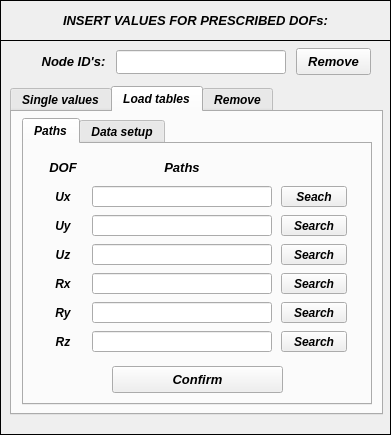
This is pulse/uix/user_input/ui/Model/Setup/Structural/dofInput.ui in open-pulse/OpenPulse as Qt 5 draws it before an edit. The edited form follows.
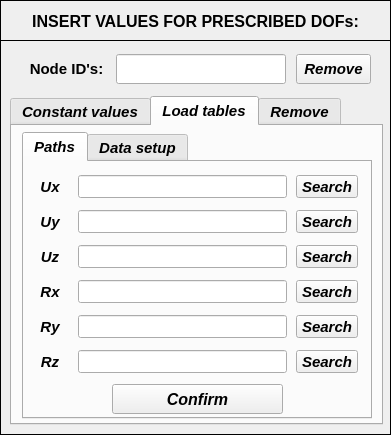
This is the edited form. The open tabs and pages were chosen to show the change. Icons and pictures are not drawn.

What changed in the file:
```diff
--- a/pulse/uix/user_input/ui/Model/Setup/Structural/dofInput.ui
+++ b/pulse/uix/user_input/ui/Model/Setup/Structural/dofInput.ui
@@ -92,17 +92,17 @@
      <property name="geometry">
       <rect>
        <x>10</x>
-       <y>12</y>
+       <y>8</y>
        <width>371</width>
-       <height>16</height>
+       <height>26</height>
       </rect>
      </property>
      <property name="font">
       <font>
        <family>Arial</family>
-       <pointsize>10</pointsize>
+       <pointsize>12</pointsize>
        <weight>75</weight>
-       <italic>true</italic>
+       <italic>false</italic>
        <bold>true</bold>
       </font>
      </property>
@@ -144,42 +144,11 @@
     <property name="frameShadow">
      <enum>QFrame::Plain</enum>
     </property>
-    <widget class="QWidget" name="verticalLayoutWidget">
-     <property name="geometry">
-      <rect>
-       <x>34</x>
-       <y>10</y>
-       <width>79</width>
-       <height>23</height>
-      </rect>
-     </property>
-     <layout class="QVBoxLayout" name="verticalLayout">
-      <item>
-       <widget class="QLabel" name="label_2">
-        <property name="font">
-         <font>
-          <family>Arial</family>
-          <pointsize>10</pointsize>
-          <weight>75</weight>
-          <italic>true</italic>
-          <bold>true</bold>
-         </font>
-        </property>
-        <property name="text">
-         <string>Node ID's:</string>
-        </property>
-        <property name="alignment">
-         <set>Qt::AlignCenter</set>
-        </property>
-       </widget>
-      </item>
-     </layout>
-    </widget>
     <widget class="QTabWidget" name="tabWidget_prescribed_dofs">
      <property name="geometry">
       <rect>
        <x>10</x>
-       <y>46</y>
+       <y>56</y>
        <width>373</width>
        <height>329</height>
       </rect>
@@ -187,7 +156,7 @@
      <property name="font">
       <font>
        <family>Arial</family>
-       <pointsize>9</pointsize>
+       <pointsize>11</pointsize>
        <weight>75</weight>
        <italic>true</italic>
        <bold>true</bold>
@@ -198,7 +167,7 @@
      </property>
      <widget class="QWidget" name="tab_single_values">
       <attribute name="title">
-       <string>Single values</string>
+       <string>Constant values</string>
       </attribute>
       <widget class="QWidget" name="gridLayoutWidget">
        <property name="geometry">
@@ -844,7 +813,7 @@
        <property name="font">
         <font>
          <family>Arial</family>
-         <pointsize>9</pointsize>
+         <pointsize>11</pointsize>
          <weight>75</weight>
          <italic>true</italic>
          <bold>true</bold>
@@ -860,10 +829,10 @@
         <widget class="QWidget" name="gridLayoutWidget_2">
          <property name="geometry">
           <rect>
-           <x>14</x>
-           <y>10</y>
-           <width>309</width>
-           <height>202</height>
+           <x>2</x>
+           <y>6</y>
+           <width>333</width>
+           <height>211</height>
           </rect>
          </property>
          <layout class="QGridLayout" name="gridLayout_2">
@@ -874,7 +843,7 @@
            <number>3</number>
           </property>
           <property name="bottomMargin">
-           <number>4</number>
+           <number>2</number>
           </property>
           <property name="horizontalSpacing">
            <number>9</number>
@@ -882,57 +851,28 @@
           <property name="verticalSpacing">
            <number>8</number>
           </property>
-          <item row="1" column="1">
-           <widget class="QLineEdit" name="lineEdit_path_table_ux">
-            <property name="enabled">
-             <bool>true</bool>
-            </property>
-            <property name="font">
-             <font>
-              <pointsize>8</pointsize>
-              <weight>50</weight>
-              <bold>false</bold>
-             </font>
-            </property>
-            <property name="alignment">
-             <set>Qt::AlignCenter</set>
-            </property>
-           </widget>
-          </item>
-          <item row="2" column="1">
-           <widget class="QLineEdit" name="lineEdit_path_table_uy">
-            <property name="enabled">
-             <bool>true</bool>
-            </property>
-            <property name="font">
-             <font>
-              <pointsize>8</pointsize>
-              <weight>50</weight>
-              <bold>false</bold>
-             </font>
-            </property>
-            <property name="alignment">
-             <set>Qt::AlignCenter</set>
-            </property>
-           </widget>
-          </item>
-          <item row="1" column="0">
+          <item row="0" column="0">
            <widget class="QLabel" name="label_19">
             <property name="enabled">
              <bool>true</bool>
             </property>
             <property name="minimumSize">
              <size>
-              <width>40</width>
-              <height>0</height>
+              <width>38</width>
+              <height>20</height>
              </size>
             </property>
             <property name="maximumSize">
              <size>
-              <width>40</width>
+              <width>38</width>
               <height>16777215</height>
              </size>
             </property>
+            <property name="font">
+             <font>
+              <pointsize>11</pointsize>
+             </font>
+            </property>
             <property name="text">
              <string>Ux</string>
             </property>
@@ -941,7 +881,7 @@
             </property>
            </widget>
           </item>
-          <item row="4" column="2">
+          <item row="3" column="2">
            <widget class="QToolButton" name="toolButton_load_rx_table">
             <property name="enabled">
              <bool>true</bool>
@@ -952,6 +892,23 @@
               <verstretch>0</verstretch>
              </sizepolicy>
             </property>
+            <property name="minimumSize">
+             <size>
+              <width>62</width>
+              <height>23</height>
+             </size>
+            </property>
+            <property name="maximumSize">
+             <size>
+              <width>62</width>
+              <height>23</height>
+             </size>
+            </property>
+            <property name="font">
+             <font>
+              <pointsize>11</pointsize>
+             </font>
+            </property>
             <property name="text">
              <string>Search</string>
             </property>
@@ -963,23 +920,117 @@
             </property>
            </widget>
           </item>
-          <item row="6" column="0">
+          <item row="2" column="0">
+           <widget class="QLabel" name="label_23">
+            <property name="enabled">
+             <bool>true</bool>
+            </property>
+            <property name="minimumSize">
+             <size>
+              <width>38</width>
+              <height>20</height>
+             </size>
+            </property>
+            <property name="maximumSize">
+             <size>
+              <width>38</width>
+              <height>16777215</height>
+             </size>
+            </property>
+            <property name="font">
+             <font>
+              <pointsize>11</pointsize>
+             </font>
+            </property>
+            <property name="text">
+             <string>Uz</string>
+            </property>
+            <property name="alignment">
+             <set>Qt::AlignCenter</set>
+            </property>
+           </widget>
+          </item>
+          <item row="3" column="0">
+           <widget class="QLabel" name="label_24">
+            <property name="enabled">
+             <bool>true</bool>
+            </property>
+            <property name="minimumSize">
+             <size>
+              <width>38</width>
+              <height>20</height>
+             </size>
+            </property>
+            <property name="maximumSize">
+             <size>
+              <width>38</width>
+              <height>16777215</height>
+             </size>
+            </property>
+            <property name="font">
+             <font>
+              <pointsize>11</pointsize>
+             </font>
+            </property>
+            <property name="text">
+             <string>Rx</string>
+            </property>
+            <property name="alignment">
+             <set>Qt::AlignCenter</set>
+            </property>
+           </widget>
+          </item>
+          <item row="2" column="1">
+           <widget class="QLineEdit" name="lineEdit_path_table_uz">
+            <property name="enabled">
+             <bool>true</bool>
+            </property>
+            <property name="minimumSize">
+             <size>
+              <width>209</width>
+              <height>23</height>
+             </size>
+            </property>
+            <property name="maximumSize">
+             <size>
+              <width>209</width>
+              <height>23</height>
+             </size>
+            </property>
+            <property name="font">
+             <font>
+              <pointsize>8</pointsize>
+              <weight>50</weight>
+              <bold>false</bold>
+             </font>
+            </property>
+            <property name="alignment">
+             <set>Qt::AlignCenter</set>
+            </property>
+           </widget>
+          </item>
+          <item row="5" column="0">
            <widget class="QLabel" name="label_26">
             <property name="enabled">
              <bool>true</bool>
             </property>
             <property name="minimumSize">
              <size>
-              <width>40</width>
-              <height>0</height>
+              <width>38</width>
+              <height>20</height>
              </size>
             </property>
             <property name="maximumSize">
              <size>
-              <width>40</width>
+              <width>38</width>
               <height>16777215</height>
              </size>
             </property>
+            <property name="font">
+             <font>
+              <pointsize>11</pointsize>
+             </font>
+            </property>
             <property name="text">
              <string>Rz</string>
             </property>
@@ -988,11 +1039,23 @@
             </property>
            </widget>
           </item>
-          <item row="4" column="1">
+          <item row="3" column="1">
            <widget class="QLineEdit" name="lineEdit_path_table_rx">
             <property name="enabled">
              <bool>true</bool>
             </property>
+            <property name="minimumSize">
+             <size>
+              <width>209</width>
+              <height>23</height>
+             </size>
+            </property>
+            <property name="maximumSize">
+             <size>
+              <width>209</width>
+              <height>23</height>
+             </size>
+            </property>
             <property name="font">
              <font>
               <pointsize>8</pointsize>
@@ -1005,7 +1068,7 @@
             </property>
            </widget>
           </item>
-          <item row="6" column="2">
+          <item row="5" column="2">
            <widget class="QToolButton" name="toolButton_load_rz_table">
             <property name="enabled">
              <bool>true</bool>
@@ -1016,132 +1079,90 @@
               <verstretch>0</verstretch>
              </sizepolicy>
             </property>
-            <property name="text">
-             <string>Search</string>
-            </property>
-            <property name="autoRaise">
-             <bool>false</bool>
-            </property>
-            <property name="arrowType">
-             <enum>Qt::NoArrow</enum>
-            </property>
-           </widget>
-          </item>
-          <item row="3" column="1">
-           <widget class="QLineEdit" name="lineEdit_path_table_uz">
-            <property name="enabled">
-             <bool>true</bool>
-            </property>
-            <property name="font">
-             <font>
-              <pointsize>8</pointsize>
-              <weight>50</weight>
-              <bold>false</bold>
-             </font>
-            </property>
-            <property name="alignment">
-             <set>Qt::AlignCenter</set>
-            </property>
-           </widget>
-          </item>
-          <item row="4" column="0">
-           <widget class="QLabel" name="label_24">
-            <property name="enabled">
-             <bool>true</bool>
-            </property>
             <property name="minimumSize">
              <size>
-              <width>40</width>
-              <height>0</height>
+              <width>62</width>
+              <height>23</height>
              </size>
             </property>
             <property name="maximumSize">
              <size>
-              <width>40</width>
-              <height>16777215</height>
+              <width>62</width>
+              <height>23</height>
              </size>
             </property>
+            <property name="font">
+             <font>
+              <pointsize>11</pointsize>
+             </font>
+            </property>
             <property name="text">
-             <string>Rx</string>
+             <string>Search</string>
             </property>
-            <property name="alignment">
-             <set>Qt::AlignCenter</set>
+            <property name="autoRaise">
+             <bool>false</bool>
             </property>
            </widget>
           </item>
-          <item row="3" column="0">
-           <widget class="QLabel" name="label_23">
+          <item row="0" column="1">
+           <widget class="QLineEdit" name="lineEdit_path_table_ux">
             <property name="enabled">
              <bool>true</bool>
             </property>
             <property name="minimumSize">
              <size>
-              <width>40</width>
-              <height>0</height>
+              <width>209</width>
+              <height>23</height>
              </size>
             </property>
             <property name="maximumSize">
              <size>
-              <width>40</width>
-              <height>16777215</height>
+              <width>209</width>
+              <height>23</height>
              </size>
             </property>
-            <property name="text">
-             <string>Uz</string>
+            <property name="font">
+             <font>
+              <pointsize>8</pointsize>
+              <weight>50</weight>
+              <bold>false</bold>
+             </font>
             </property>
             <property name="alignment">
              <set>Qt::AlignCenter</set>
             </property>
            </widget>
           </item>
-          <item row="3" column="2">
-           <widget class="QToolButton" name="toolButton_load_uz_table">
+          <item row="1" column="1">
+           <widget class="QLineEdit" name="lineEdit_path_table_uy">
             <property name="enabled">
              <bool>true</bool>
             </property>
-            <property name="sizePolicy">
-             <sizepolicy hsizetype="Expanding" vsizetype="Fixed">
-              <horstretch>0</horstretch>
-              <verstretch>0</verstretch>
-             </sizepolicy>
-            </property>
-            <property name="text">
-             <string>Search</string>
-            </property>
-            <property name="autoRaise">
-             <bool>false</bool>
-            </property>
-            <property name="arrowType">
-             <enum>Qt::NoArrow</enum>
-            </property>
-           </widget>
-          </item>
-          <item row="5" column="0">
-           <widget class="QLabel" name="label_25">
-            <property name="enabled">
-             <bool>true</bool>
-            </property>
             <property name="minimumSize">
              <size>
-              <width>40</width>
-              <height>0</height>
+              <width>209</width>
+              <height>23</height>
              </size>
             </property>
             <property name="maximumSize">
              <size>
-              <width>40</width>
-              <height>16777215</height>
+              <width>209</width>
+              <height>23</height>
              </size>
             </property>
-            <property name="text">
-             <string>Ry</string>
+            <property name="font">
+             <font>
+              <pointsize>8</pointsize>
+              <weight>50</weight>
+              <bold>false</bold>
+             </font>
             </property>
             <property name="alignment">
              <set>Qt::AlignCenter</set>
             </property>
            </widget>
           </item>
-          <item row="2" column="2">
+          <item row="1" column="2">
            <widget class="QToolButton" name="toolButton_load_uy_table">
             <property name="enabled">
              <bool>true</bool>
@@ -1152,6 +1173,23 @@
               <verstretch>0</verstretch>
              </sizepolicy>
             </property>
+            <property name="minimumSize">
+             <size>
+              <width>62</width>
+              <height>23</height>
+             </size>
+            </property>
+            <property name="maximumSize">
+             <size>
+              <width>62</width>
+              <height>23</height>
+             </size>
+            </property>
+            <property name="font">
+             <font>
+              <pointsize>11</pointsize>
+             </font>
+            </property>
             <property name="text">
              <string>Search</string>
             </property>
@@ -1163,23 +1201,28 @@
             </property>
            </widget>
           </item>
-          <item row="2" column="0">
+          <item row="1" column="0">
            <widget class="QLabel" name="label_22">
             <property name="enabled">
              <bool>true</bool>
             </property>
             <property name="minimumSize">
              <size>
-              <width>40</width>
-              <height>0</height>
+              <width>38</width>
+              <height>20</height>
              </size>
             </property>
             <property name="maximumSize">
              <size>
-              <width>40</width>
+              <width>38</width>
               <height>16777215</height>
              </size>
             </property>
+            <property name="font">
+             <font>
+              <pointsize>11</pointsize>
+             </font>
+            </property>
             <property name="text">
              <string>Uy</string>
             </property>
@@ -1188,7 +1231,7 @@
             </property>
            </widget>
           </item>
-          <item row="5" column="2">
+          <item row="4" column="2">
            <widget class="QToolButton" name="toolButton_load_ry_table">
             <property name="enabled">
              <bool>true</bool>
@@ -1199,6 +1242,23 @@
               <verstretch>0</verstretch>
              </sizepolicy>
             </property>
+            <property name="minimumSize">
+             <size>
+              <width>62</width>
+              <height>23</height>
+             </size>
+            </property>
+            <property name="maximumSize">
+             <size>
+              <width>62</width>
+              <height>23</height>
+             </size>
+            </property>
+            <property name="font">
+             <font>
+              <pointsize>11</pointsize>
+             </font>
+            </property>
             <property name="text">
              <string>Search</string>
             </property>
@@ -1210,11 +1270,53 @@
             </property>
            </widget>
           </item>
-          <item row="5" column="1">
+          <item row="4" column="0">
+           <widget class="QLabel" name="label_25">
+            <property name="enabled">
+             <bool>true</bool>
+            </property>
+            <property name="minimumSize">
+             <size>
+              <width>38</width>
+              <height>20</height>
+             </size>
+            </property>
+            <property name="maximumSize">
+             <size>
+              <width>38</width>
+              <height>16777215</height>
+             </size>
+            </property>
+            <property name="font">
+             <font>
+              <pointsize>11</pointsize>
+             </font>
+            </property>
+            <property name="text">
+             <string>Ry</string>
+            </property>
+            <property name="alignment">
+             <set>Qt::AlignCenter</set>
+            </property>
+           </widget>
+          </item>
+          <item row="4" column="1">
            <widget class="QLineEdit" name="lineEdit_path_table_ry">
             <property name="enabled">
              <bool>true</bool>
             </property>
+            <property name="minimumSize">
+             <size>
+              <width>209</width>
+              <height>23</height>
+             </size>
+            </property>
+            <property name="maximumSize">
+             <size>
+              <width>209</width>
+              <height>23</height>
+             </size>
+            </property>
             <property name="font">
              <font>
               <pointsize>8</pointsize>
@@ -1227,33 +1329,23 @@
             </property>
            </widget>
           </item>
-          <item row="1" column="2">
-           <widget class="QToolButton" name="toolButton_load_ux_table">
-            <property name="enabled">
-             <bool>true</bool>
-            </property>
-            <property name="sizePolicy">
-             <sizepolicy hsizetype="Expanding" vsizetype="Fixed">
-              <horstretch>0</horstretch>
-              <verstretch>0</verstretch>
-             </sizepolicy>
-            </property>
-            <property name="text">
-             <string>Seach</string>
-            </property>
-            <property name="autoRaise">
-             <bool>false</bool>
-            </property>
-            <property name="arrowType">
-             <enum>Qt::NoArrow</enum>
-            </property>
-           </widget>
-          </item>
-          <item row="6" column="1">
+          <item row="5" column="1">
            <widget class="QLineEdit" name="lineEdit_path_table_rz">
             <property name="enabled">
              <bool>true</bool>
             </property>
+            <property name="minimumSize">
+             <size>
+              <width>209</width>
+              <height>23</height>
+             </size>
+            </property>
+            <property name="maximumSize">
+             <size>
+              <width>209</width>
+              <height>23</height>
+             </size>
+            </property>
             <property name="font">
              <font>
               <pointsize>8</pointsize>
@@ -1266,77 +1358,81 @@
             </property>
            </widget>
           </item>
-          <item row="0" column="1">
-           <widget class="QLabel" name="label_28">
+          <item row="0" column="2">
+           <widget class="QToolButton" name="toolButton_load_ux_table">
+            <property name="enabled">
+             <bool>true</bool>
+            </property>
+            <property name="sizePolicy">
+             <sizepolicy hsizetype="Expanding" vsizetype="Fixed">
+              <horstretch>0</horstretch>
+              <verstretch>0</verstretch>
+             </sizepolicy>
+            </property>
             <property name="minimumSize">
              <size>
-              <width>180</width>
-              <height>21</height>
+              <width>62</width>
+              <height>23</height>
              </size>
             </property>
             <property name="maximumSize">
              <size>
-              <width>200</width>
-              <height>21</height>
+              <width>62</width>
+              <height>23</height>
              </size>
             </property>
             <property name="font">
              <font>
-              <family>Arial</family>
-              <pointsize>10</pointsize>
-              <weight>75</weight>
-              <italic>true</italic>
-              <bold>true</bold>
+              <pointsize>11</pointsize>
              </font>
             </property>
-            <property name="frameShape">
-             <enum>QFrame::NoFrame</enum>
-            </property>
-            <property name="frameShadow">
-             <enum>QFrame::Plain</enum>
-            </property>
             <property name="text">
-             <string>Paths</string>
+             <string>Search</string>
             </property>
-            <property name="alignment">
-             <set>Qt::AlignCenter</set>
+            <property name="autoRaise">
+             <bool>false</bool>
+            </property>
+            <property name="arrowType">
+             <enum>Qt::NoArrow</enum>
             </property>
            </widget>
           </item>
-          <item row="0" column="0">
-           <widget class="QLabel" name="label_27">
+          <item row="2" column="2">
+           <widget class="QToolButton" name="toolButton_load_uz_table">
+            <property name="enabled">
+             <bool>true</bool>
+            </property>
+            <property name="sizePolicy">
+             <sizepolicy hsizetype="Expanding" vsizetype="Fixed">
+              <horstretch>0</horstretch>
+              <verstretch>0</verstretch>
+             </sizepolicy>
+            </property>
             <property name="minimumSize">
              <size>
-              <width>40</width>
-              <height>21</height>
+              <width>62</width>
+              <height>23</height>
              </size>
             </property>
             <property name="maximumSize">
              <size>
-              <width>40</width>
-              <height>21</height>
+              <width>62</width>
+              <height>23</height>
              </size>
             </property>
             <property name="font">
              <font>
-              <family>Arial</family>
-              <pointsize>10</pointsize>
-              <weight>75</weight>
-              <italic>true</italic>
-              <bold>true</bold>
+              <pointsize>11</pointsize>
              </font>
             </property>
-            <property name="frameShape">
-             <enum>QFrame::NoFrame</enum>
-            </property>
-            <property name="frameShadow">
-             <enum>QFrame::Plain</enum>
-            </property>
             <property name="text">
-             <string>DOF</string>
+             <string>Search</string>
             </property>
-            <property name="alignment">
-             <set>Qt::AlignCenter</set>
+            <property name="autoRaise">
+             <bool>false</bool>
+            </property>
+            <property name="arrowType">
+             <enum>Qt::NoArrow</enum>
             </property>
            </widget>
           </item>
@@ -1348,13 +1444,13 @@
            <x>88</x>
            <y>222</y>
            <width>171</width>
-           <height>27</height>
+           <height>30</height>
           </rect>
          </property>
          <property name="font">
           <font>
            <family>Arial</family>
-           <pointsize>10</pointsize>
+           <pointsize>12</pointsize>
            <weight>75</weight>
            <italic>true</italic>
            <bold>true</bold>
@@ -1800,23 +1896,38 @@
      <property name="geometry">
       <rect>
        <x>116</x>
-       <y>10</y>
+       <y>14</y>
        <width>170</width>
-       <height>24</height>
+       <height>30</height>
       </rect>
      </property>
+     <property name="minimumSize">
+      <size>
+       <width>170</width>
+       <height>30</height>
+      </size>
+     </property>
+     <property name="maximumSize">
+      <size>
+       <width>170</width>
+       <height>30</height>
+      </size>
+     </property>
      <property name="font">
       <font>
        <family>Arial</family>
-       <pointsize>10</pointsize>
+       <pointsize>11</pointsize>
        <weight>75</weight>
-       <italic>true</italic>
+       <italic>false</italic>
        <bold>true</bold>
       </font>
      </property>
      <property name="focusPolicy">
       <enum>Qt::ClickFocus</enum>
      </property>
+     <property name="styleSheet">
+      <string notr="true">color: rgb(0, 0, 255);</string>
+     </property>
      <property name="alignment">
       <set>Qt::AlignCenter</set>
      </property>
@@ -1825,27 +1936,27 @@
      <property name="geometry">
       <rect>
        <x>296</x>
-       <y>8</y>
+       <y>14</y>
        <width>75</width>
-       <height>27</height>
+       <height>30</height>
       </rect>
      </property>
      <property name="minimumSize">
       <size>
-       <width>0</width>
-       <height>27</height>
+       <width>75</width>
+       <height>30</height>
       </size>
      </property>
      <property name="maximumSize">
       <size>
-       <width>16777215</width>
-       <height>26</height>
+       <width>75</width>
+       <height>30</height>
       </size>
      </property>
      <property name="font">
       <font>
        <family>Arial</family>
-       <pointsize>10</pointsize>
+       <pointsize>11</pointsize>
        <weight>75</weight>
        <italic>true</italic>
        <bold>true</bold>
@@ -1855,6 +1966,43 @@
       <string>Remove</string>
      </property>
     </widget>
+    <widget class="QLabel" name="label_2">
+     <property name="geometry">
+      <rect>
+       <x>24</x>
+       <y>14</y>
+       <width>85</width>
+       <height>30</height>
+      </rect>
+     </property>
+     <property name="minimumSize">
+      <size>
+       <width>85</width>
+       <height>30</height>
+      </size>
+     </property>
+     <property name="maximumSize">
+      <size>
+       <width>85</width>
+       <height>30</height>
+      </size>
+     </property>
+     <property name="font">
+      <font>
+       <family>Arial</family>
+       <pointsize>11</pointsize>
+       <weight>75</weight>
+       <italic>false</italic>
+       <bold>true</bold>
+      </font>
+     </property>
+     <property name="text">
+      <string>Node ID's:</string>
+     </property>
+     <property name="alignment">
+      <set>Qt::AlignCenter</set>
+     </property>
+    </widget>
    </widget>
   </widget>
  </widget>
```
Left out of the diff: 694 changed lines with no effect on the pictures.
